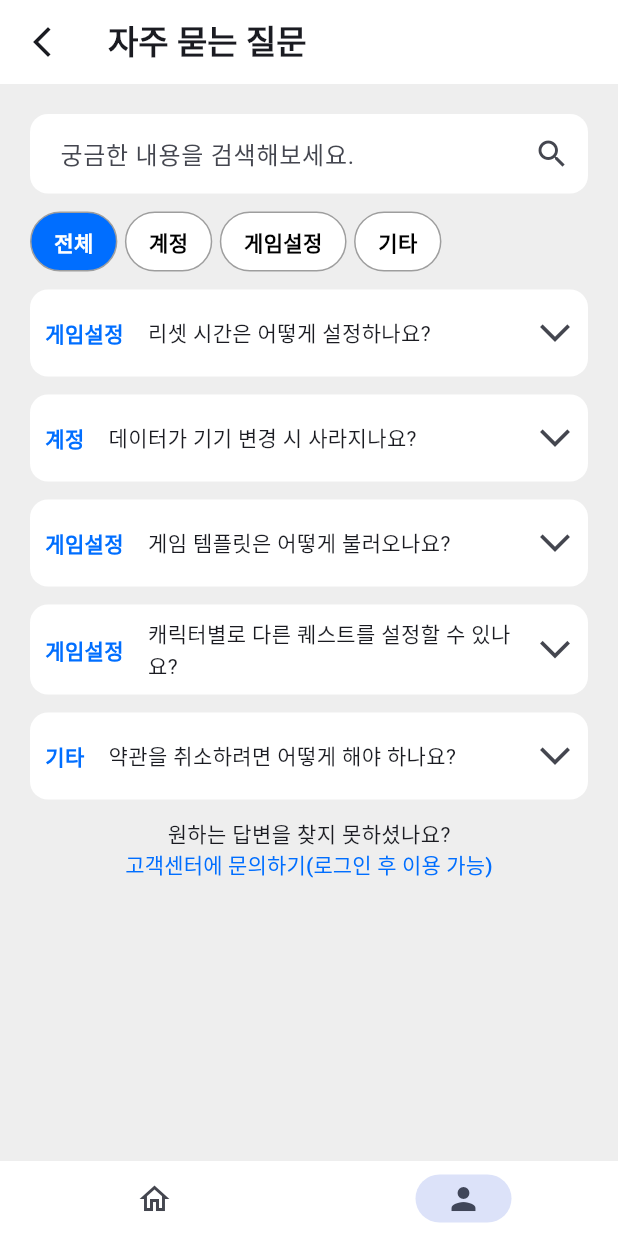
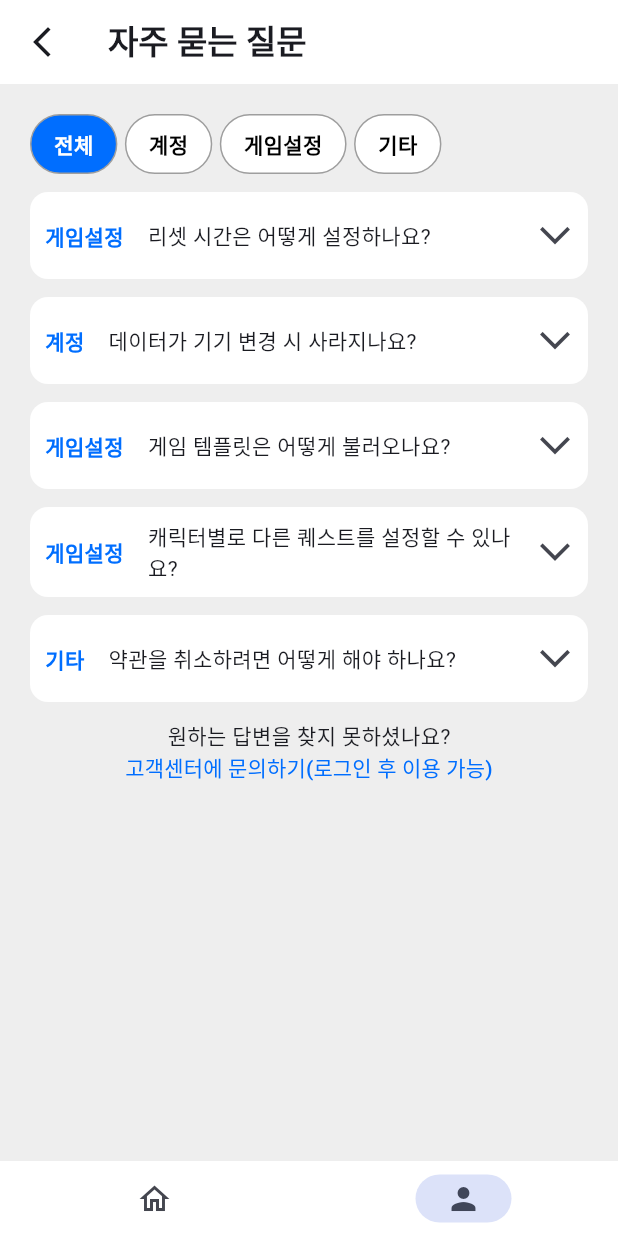
Before and after one commit to les020202/game_check_app, a Flutter app: the FaqPage screen opened by its route, on a phone screen of 412 x 824 dp. Run offline on Flutter 3.47's test engine with Material 3 defaults, Android fonts, the phone set to English and light mode, and no system bars; our stand-ins replace cloud_firestore, dotted_border, drift, firebase_auth, firebase_core, firebase_storage and 4 more; accounts and stored records are empty; generated files the repository leaves out were written again; Roboto replaces fonts that are missing (Pretendard).

Commit message:
0929_refactoring2

```diff
--- a/lib/pages/faq_page.dart
+++ b/lib/pages/faq_page.dart
@@ -66,28 +66,6 @@ class _FaqPageState extends State<FaqPage> {
               child: Column(
                 crossAxisAlignment: CrossAxisAlignment.start,
                 children: [
-                  TextField(
-                    decoration: InputDecoration(
-                      hintText: '궁금한 내용을 검색해보세요.',
-                      filled: true,
-                      fillColor: colorScheme.onPrimary,
-                      border: OutlineInputBorder(
-                        borderRadius: BorderRadius.circular(12),
-                        borderSide: BorderSide.none,
-                      ),
-                      contentPadding: EdgeInsets.symmetric(
-                        horizontal: 16,
-                        vertical: 14,
-                      ),
-                      suffixIcon: IconButton(
-                        icon: Icon(Icons.search),
-                        onPressed: () {
-                          //검색한 내용이 관련된 것이 뜨게하는 로직
-                        },
-                      ),
-                    ),
-                  ),
-                  SizedBox(height: 12),
                   SizedBox(
                     height: 40,
                     child: ListView.builder(
```
